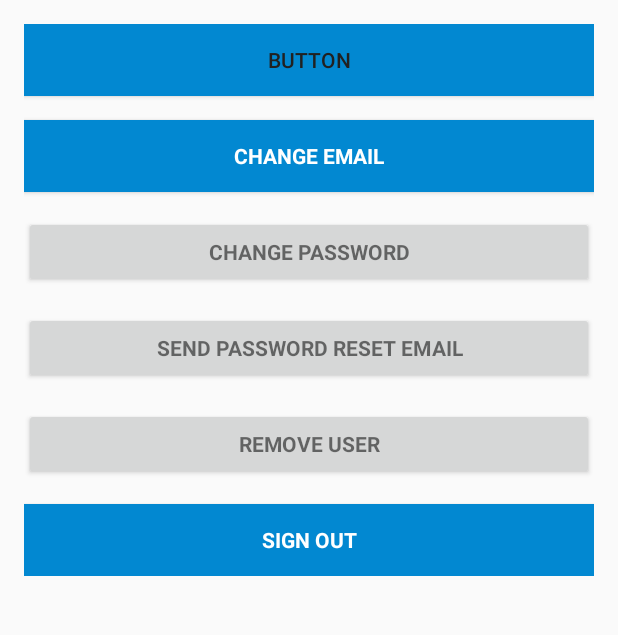
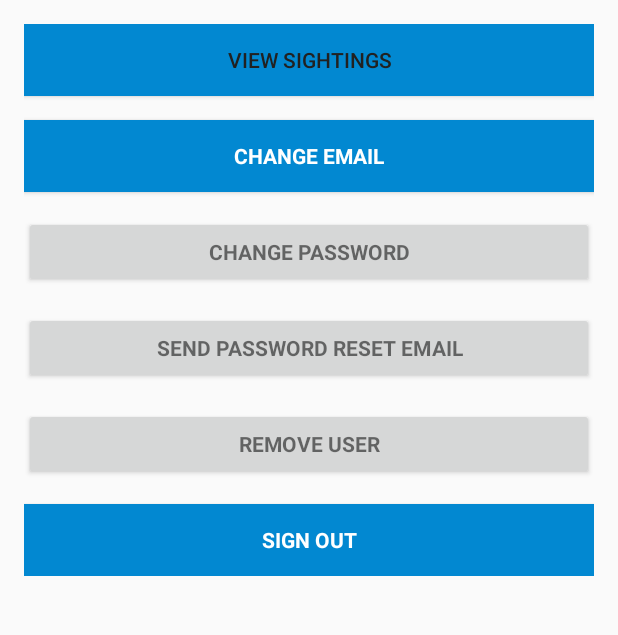
Before and after one commit to Pupperlicks/Android-Client, an Android app: the screen it shows after launch once a user with an empty profile is signed in (MainActivity), on a phone screen of 412 x 824 dp, the part 84-719 px from its top. Run offline under Robolectric (Android 15) with nearby library versions, the phone set to English and light mode, and no system bars; our stand-ins replace Firebase (no records; nobody signed in at launch, a user with empty details on screens opened directly).

Commit message:
change ListSightingActivity button name to something less generic

```diff
--- a/app/src/main/res/layout/activity_main.xml
+++ b/app/src/main/res/layout/activity_main.xml
@@ -80,7 +80,7 @@
             android:layout_width="match_parent"
             android:layout_height="wrap_content"
             android:background="@color/colorPrimaryDark"
-            android:text="Button"
+            android:text="View Sightings"
             android:textColor="@color/colorPrimaryText"
             tools:text="View Rat Sightings" />
 
```
